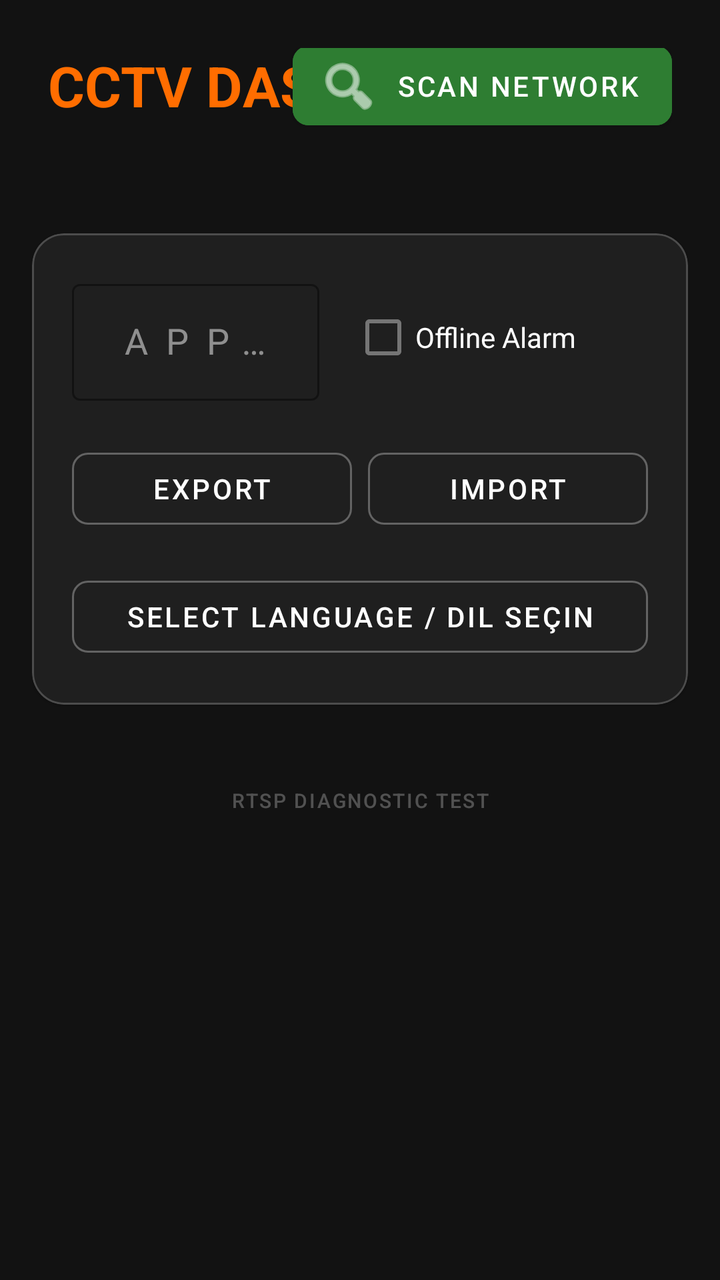
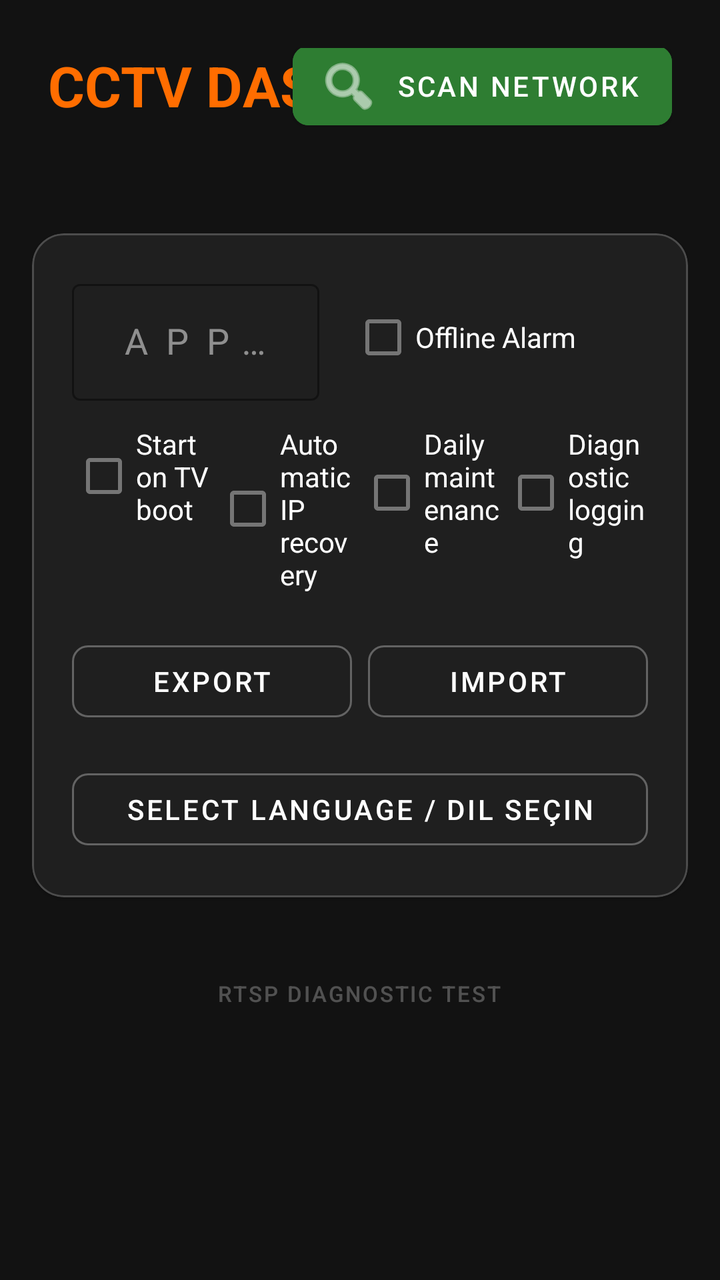

An Android layout rendered at two revisions. The XML below is the earlier revision; the diff shows what the commit changed to produce the second picture.
<!-- AndroidManifest.xml: application theme Theme.AladinCamViewer -->
<!-- res/layout/activity_settings.xml -->
<?xml version="1.0" encoding="utf-8"?>
<androidx.coordinatorlayout.widget.CoordinatorLayout xmlns:android="http://schemas.android.com/apk/res/android"
    xmlns:app="http://schemas.android.com/apk/res-auto"
    android:layout_width="match_parent"
    android:layout_height="match_parent"
    android:background="#121212">

    <com.google.android.material.appbar.AppBarLayout
        android:layout_width="match_parent"
        android:layout_height="wrap_content"
        android:background="@android:color/transparent"
        app:elevation="0dp">

        <androidx.constraintlayout.widget.ConstraintLayout
            android:layout_width="match_parent"
            android:layout_height="wrap_content"
            android:padding="24dp">

            <TextView
                android:id="@+id/settings_title"
                android:layout_width="wrap_content"
                android:layout_height="wrap_content"
                android:text="@string/cctv_dashboard"
                android:textColor="@color/brand_orange"
                android:textSize="28sp"
                android:textStyle="bold"
                app:layout_constraintStart_toStartOf="parent"
                app:layout_constraintTop_toTopOf="parent" />

            <com.google.android.material.button.MaterialButton
                android:id="@+id/btn_scan"
                style="@style/Widget.MaterialComponents.Button.Icon"
                android:layout_width="wrap_content"
                android:layout_height="wrap_content"
                android:backgroundTint="#2E7D32"
                android:text="@string/scan_network_btn"
                android:textAllCaps="false"
                app:cornerRadius="8dp"
                app:icon="@android:drawable/ic_menu_search"
                app:layout_constraintBottom_toBottomOf="@id/settings_title"
                app:layout_constraintEnd_toEndOf="parent"
                app:layout_constraintTop_toTopOf="@id/settings_title" />

        </androidx.constraintlayout.widget.ConstraintLayout>
    </com.google.android.material.appbar.AppBarLayout>

    <androidx.core.widget.NestedScrollView
        android:layout_width="match_parent"
        android:layout_height="match_parent"
        android:clipToPadding="false"
        android:paddingBottom="120dp"
        app:layout_behavior="@string/appbar_scrolling_view_behavior">

        <LinearLayout
            android:layout_width="match_parent"
            android:layout_height="wrap_content"
            android:orientation="vertical"
            android:paddingHorizontal="16dp">

            <androidx.recyclerview.widget.RecyclerView
                android:id="@+id/settings_recycler_view"
                android:layout_width="match_parent"
                android:layout_height="wrap_content"
                android:nestedScrollingEnabled="false" />

            <com.google.android.material.card.MaterialCardView
                android:id="@+id/bottom_panel"
                android:layout_width="match_parent"
                android:layout_height="wrap_content"
                android:layout_marginTop="24dp"
                android:layout_marginBottom="24dp"
                app:cardBackgroundColor="#1F1F1F"
                app:cardCornerRadius="16dp"
                app:strokeColor="#33FFFFFF"
                app:strokeWidth="1dp">

                <androidx.constraintlayout.widget.ConstraintLayout
                    android:layout_width="match_parent"
                    android:layout_height="wrap_content"
                    android:padding="20dp">

                    <com.google.android.material.textfield.TextInputLayout
                        android:id="@+id/pin_layout"
                        style="@style/Widget.MaterialComponents.TextInputLayout.OutlinedBox"
                        android:layout_width="0dp"
                        android:layout_height="wrap_content"
                        android:hint="@string/app_pin_label"
                        android:textColorHint="#80FFFFFF"
                        app:boxStrokeColor="@color/brand_orange"
                        app:layout_constraintEnd_toStartOf="@+id/check_offline_alarm"
                        app:layout_constraintHorizontal_weight="1"
                        app:layout_constraintStart_toStartOf="parent"
                        app:layout_constraintTop_toTopOf="parent">

                        <com.google.android.material.textfield.TextInputEditText
                            android:id="@+id/app_pin"
                            android:layout_width="match_parent"
                            android:layout_height="wrap_content"
                            android:gravity="center"
                            android:inputType="numberPassword"
                            android:letterSpacing="0.5"
                            android:maxLength="4"
                            android:textColor="@color/white"
                            android:textSize="18sp" />
                    </com.google.android.material.textfield.TextInputLayout>

                    <CheckBox
                        android:id="@+id/check_offline_alarm"
                        android:layout_width="0dp"
                        android:layout_height="wrap_content"
                        android:layout_marginStart="16dp"
                        android:text="@string/offline_alarm"
                        android:textColor="@color/white"
                        app:layout_constraintBottom_toBottomOf="@id/pin_layout"
                        app:layout_constraintEnd_toEndOf="parent"
                        app:layout_constraintHorizontal_weight="1.2"
                        app:layout_constraintStart_toEndOf="@id/pin_layout"
                        app:layout_constraintTop_toTopOf="@id/pin_layout" />

                    <LinearLayout
                        android:id="@+id/button_layout"
                        android:layout_width="match_parent"
                        android:layout_height="wrap_content"
                        android:layout_marginTop="20dp"
                        android:orientation="horizontal"
                        app:layout_constraintTop_toBottomOf="@id/pin_layout">

                        <com.google.android.material.button.MaterialButton
                            android:id="@+id/btn_export"
                            style="@style/Widget.MaterialComponents.Button.OutlinedButton"
                            android:layout_width="0dp"
                            android:layout_height="wrap_content"
                            android:layout_marginEnd="8dp"
                            android:layout_weight="1"
                            android:text="@string/export_btn"
                            android:textColor="@color/white"
                            app:cornerRadius="8dp"
                            app:strokeColor="#4DFFFFFF" />

                        <com.google.android.material.button.MaterialButton
                            android:id="@+id/btn_import"
                            style="@style/Widget.MaterialComponents.Button.OutlinedButton"
                            android:layout_width="0dp"
                            android:layout_height="wrap_content"
                            android:layout_weight="1"
                            android:text="@string/import_btn"
                            android:textColor="@color/white"
                            app:cornerRadius="8dp"
                            app:strokeColor="#4DFFFFFF" />
                    </LinearLayout>

                        <com.google.android.material.button.MaterialButton
                            android:id="@+id/btn_language"
                            style="@style/Widget.MaterialComponents.Button.OutlinedButton"
                            android:layout_width="match_parent"
                            android:layout_height="wrap_content"
                            android:layout_marginTop="16dp"
                            android:text="@string/select_language"
                            android:textColor="@color/white"
                            app:cornerRadius="8dp"
                            app:strokeColor="#4DFFFFFF"
                            app:layout_constraintTop_toBottomOf="@id/button_layout" />

                </androidx.constraintlayout.widget.ConstraintLayout>
            </com.google.android.material.card.MaterialCardView>

            <com.google.android.material.button.MaterialButton
                android:id="@+id/btn_diagnostic"
                style="@style/Widget.MaterialComponents.Button.TextButton"
                android:layout_width="wrap_content"
                android:layout_height="wrap_content"
                android:layout_gravity="center"
                android:text="@string/diagnostic_btn"
                android:textColor="#44FFFFFF"
                android:textSize="10sp" />

        </LinearLayout>
    </androidx.core.widget.NestedScrollView>

</androidx.coordinatorlayout.widget.CoordinatorLayout>
<!-- resources referenced by this layout -->
<resources>
  <color name="brand_orange">#FF6D00</color>
  <color name="white">#FFFFFFFF</color>
  <string name="app_pin_label">APP PIN</string>
  <string name="cctv_dashboard">CCTV DASHBOARD</string>
  <string name="diagnostic_btn">RTSP DIAGNOSTIC TEST</string>
  <string name="export_btn">EXPORT</string>
  <string name="import_btn">IMPORT</string>
  <string name="offline_alarm">Offline Alarm</string>
  <string name="scan_network_btn">SCAN NETWORK</string>
  <string name="select_language">Select Language / Dil Seçin</string>
  <style name="Theme.AladinCamViewer" parent="Theme.MaterialComponents.DayNight.NoActionBar">
          
          <item name="colorPrimary">@color/brand_orange</item>
          <item name="colorPrimaryVariant">@color/black</item>
          <item name="colorOnPrimary">@color/white</item>
          
          <item name="colorSecondary">@color/brand_orange</item>
          <item name="colorSecondaryVariant">@color/brand_orange</item>
          <item name="colorOnSecondary">@color/black</item>
          
          <item name="android:statusBarColor">@color/black</item>
          
      </style>
  <color name="black">#FF000000</color>
</resources>

<!-- the commit's change to res/layout/activity_settings.xml (unified diff, before → after) -->
@@ -118,12 +118,53 @@
                         app:layout_constraintTop_toTopOf="@id/pin_layout" />
 
                     <LinearLayout
+                        android:id="@+id/automation_options"
+                        android:layout_width="match_parent"
+                        android:layout_height="wrap_content"
+                        android:layout_marginTop="12dp"
+                        android:orientation="horizontal"
+                        app:layout_constraintTop_toBottomOf="@id/pin_layout">
+
+                        <CheckBox
+                            android:id="@+id/check_start_on_boot"
+                            android:layout_width="0dp"
+                            android:layout_height="wrap_content"
+                            android:layout_weight="1"
+                            android:text="@string/start_on_boot"
+                            android:textColor="@color/white" />
+
+                        <CheckBox
+                            android:id="@+id/check_network_recovery"
+                            android:layout_width="0dp"
+                            android:layout_height="wrap_content"
+                            android:layout_weight="1"
+                            android:text="@string/automatic_network_recovery"
+                            android:textColor="@color/white" />
+
+                        <CheckBox
+                            android:id="@+id/check_daily_maintenance"
+                            android:layout_width="0dp"
+                            android:layout_height="wrap_content"
+                            android:layout_weight="1"
+                            android:text="@string/daily_maintenance"
+                            android:textColor="@color/white" />
+
+                        <CheckBox
+                            android:id="@+id/check_diagnostic_logging"
+                            android:layout_width="0dp"
+                            android:layout_height="wrap_content"
+                            android:layout_weight="1"
+                            android:text="@string/diagnostic_logging"
+                            android:textColor="@color/white" />
+                    </LinearLayout>
+
+                    <LinearLayout
                         android:id="@+id/button_layout"
                         android:layout_width="match_parent"
                         android:layout_height="wrap_content"
                         android:layout_marginTop="20dp"
                         android:orientation="horizontal"
-                        app:layout_constraintTop_toBottomOf="@id/pin_layout">
+                        app:layout_constraintTop_toBottomOf="@id/automation_options">
 
                         <com.google.android.material.button.MaterialButton
                             android:id="@+id/btn_export"
@@ -172,7 +213,7 @@
                 android:layout_gravity="center"
                 android:text="@string/diagnostic_btn"
                 android:textColor="#44FFFFFF"
-                android:textSize="10sp" />
+                android:textSize="11sp" />
 
         </LinearLayout>
     </androidx.core.widget.NestedScrollView>
<!-- resource entries referenced after the edit -->
@@ -3,13 +3,17 @@
   <color name="brand_orange">#FF6D00</color>
   <color name="white">#FFFFFFFF</color>
   <string name="app_pin_label">APP PIN</string>
+  <string name="automatic_network_recovery">Automatic IP recovery</string>
   <string name="cctv_dashboard">CCTV DASHBOARD</string>
+  <string name="daily_maintenance">Daily maintenance</string>
   <string name="diagnostic_btn">RTSP DIAGNOSTIC TEST</string>
+  <string name="diagnostic_logging">Diagnostic logging</string>
   <string name="export_btn">EXPORT</string>
   <string name="import_btn">IMPORT</string>
   <string name="offline_alarm">Offline Alarm</string>
   <string name="scan_network_btn">SCAN NETWORK</string>
   <string name="select_language">Select Language / Dil Seçin</string>
+  <string name="start_on_boot">Start on TV boot</string>
   <style name="Theme.AladinCamViewer" parent="Theme.MaterialComponents.DayNight.NoActionBar">
           
           <item name="colorPrimary">@color/brand_orange</item>
